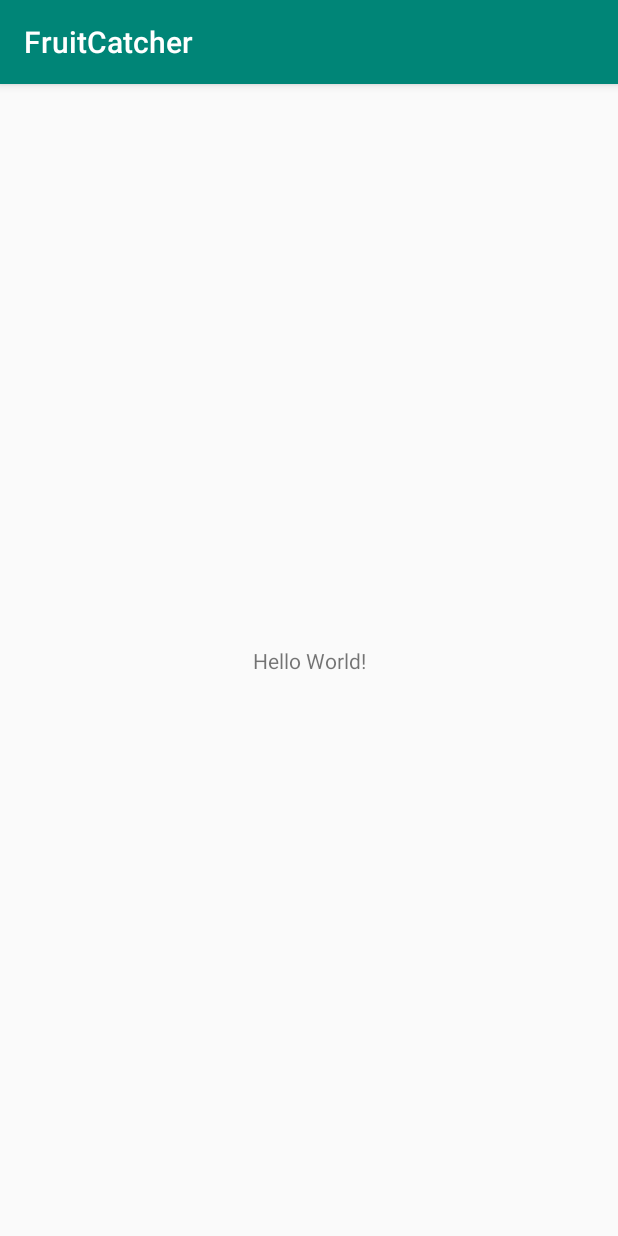
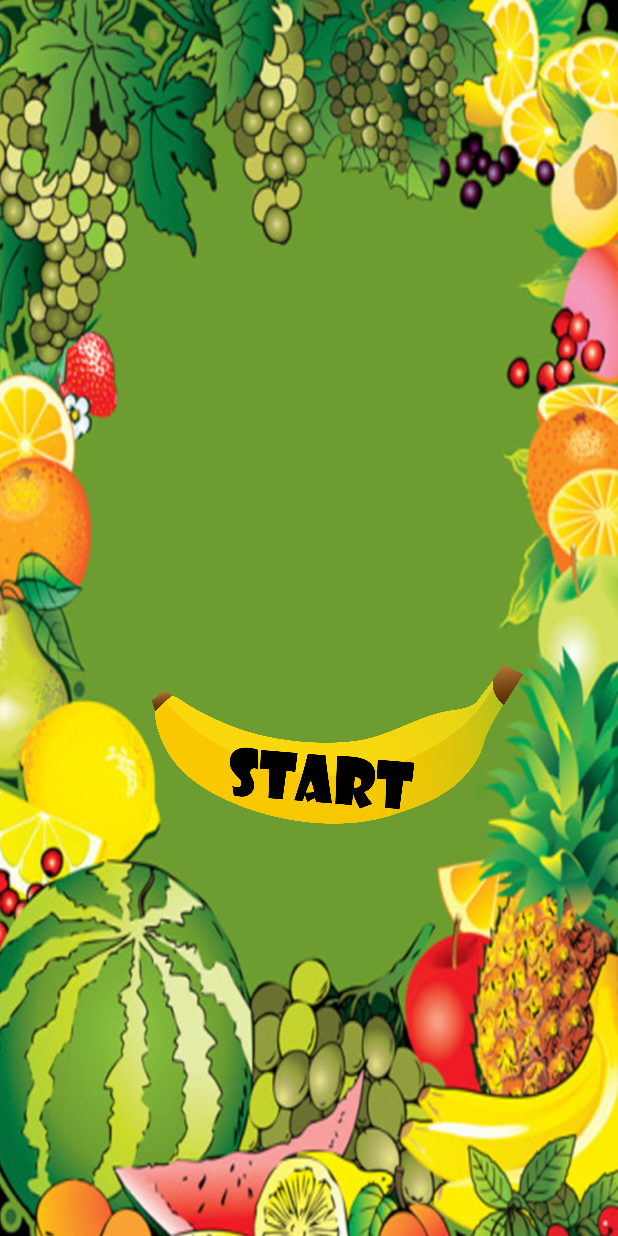
Before and after one commit to byGranizo/Fruit-Catcher, an Android app: the screen it shows after launch (Activity_Inicio), on a phone screen of 412 x 824 dp. Run offline under Robolectric (Android 15) with nearby library versions, the phone set to English and light mode, and no system bars.

Commit message:
Start Layout

```diff
--- a/app/src/main/AndroidManifest.xml
+++ b/app/src/main/AndroidManifest.xml
@@ -8,7 +8,7 @@
         android:label="@string/app_name"
         android:roundIcon="@mipmap/ic_launcher_round"
         android:supportsRtl="true"
-        android:theme="@style/AppTheme">
+        android:theme="@style/Theme.AppCompat.NoActionBar">
         <activity android:name=".View.Activity_Inicio">
             <intent-filter>
                 <action android:name="android.intent.action.MAIN" />
--- a/app/src/main/java/com/example/bygra/fruitcatcher/View/Activity_Inicio.java
+++ b/app/src/main/java/com/example/bygra/fruitcatcher/View/Activity_Inicio.java
@@ -2,6 +2,7 @@ package com.example.bygra.fruitcatcher.View;
 
 import android.support.v7.app.AppCompatActivity;
 import android.os.Bundle;
+import android.view.View;
 
 import com.example.bygra.fruitcatcher.R;
 
@@ -11,5 +12,27 @@ public class Activity_Inicio extends AppCompatActivity {
     protected void onCreate(Bundle savedInstanceState) {
         super.onCreate(savedInstanceState);
         setContentView(R.layout.activity__inicio);
+        hideUI();
+    }
+
+    private void hideUI(){
+        getWindow().getDecorView().setSystemUiVisibility(
+                View.SYSTEM_UI_FLAG_IMMERSIVE_STICKY |
+                        View.SYSTEM_UI_FLAG_LAYOUT_STABLE |
+                        View.SYSTEM_UI_FLAG_LAYOUT_HIDE_NAVIGATION |
+                        View.SYSTEM_UI_FLAG_LAYOUT_FULLSCREEN |
+                        View.SYSTEM_UI_FLAG_HIDE_NAVIGATION |
+                        View.SYSTEM_UI_FLAG_FULLSCREEN
+        );
+    }
+
+    public void setBackground(View v){
+        System.exit(0);
+    }
+
+    @Override
+    protected void onResume() {
+        super.onResume();
+        hideUI();
     }
 }
--- a/app/src/main/res/layout/activity__inicio.xml
+++ b/app/src/main/res/layout/activity__inicio.xml
@@ -4,15 +4,46 @@
     xmlns:tools="http://schemas.android.com/tools"
     android:layout_width="match_parent"
     android:layout_height="match_parent"
+    android:background="@drawable/start_background"
     tools:context=".View.Activity_Inicio">
 
-    <TextView
-        android:layout_width="wrap_content"
-        android:layout_height="wrap_content"
-        android:text="Hello World!"
+    <Button
+        android:id="@+id/btStart"
+        android:layout_width="256dp"
+        android:layout_height="120dp"
+        android:layout_marginBottom="8dp"
+        android:background="@drawable/start_banana"
         app:layout_constraintBottom_toBottomOf="parent"
-        app:layout_constraintLeft_toLeftOf="parent"
-        app:layout_constraintRight_toRightOf="parent"
+        app:layout_constraintEnd_toEndOf="parent"
+        app:layout_constraintHorizontal_bias="0.61"
+        app:layout_constraintStart_toStartOf="parent"
+        app:layout_constraintTop_toTopOf="parent"
+        app:layout_constraintVertical_bias="0.63" />
+
+    <Button
+        android:id="@+id/btDificil"
+        android:layout_width="224dp"
+        android:layout_height="124dp"
+        android:layout_marginTop="8dp"
+        android:layout_marginBottom="8dp"
+        android:background="@drawable/start_berenjeta_dificil"
+        android:visibility="invisible"
+        app:layout_constraintBottom_toBottomOf="parent"
+        app:layout_constraintEnd_toEndOf="parent"
+        app:layout_constraintHorizontal_bias="0.556"
+        app:layout_constraintStart_toStartOf="parent"
+        app:layout_constraintTop_toBottomOf="@+id/btFacil"
+        app:layout_constraintVertical_bias="0.096" />
+
+    <Button
+        android:id="@+id/btFacil"
+        android:layout_width="214dp"
+        android:layout_height="145dp"
+        android:layout_marginTop="120dp"
+        android:background="@drawable/start_calabacin_facil"
+        android:visibility="invisible"
+        app:layout_constraintEnd_toEndOf="parent"
+        app:layout_constraintHorizontal_bias="0.527"
+        app:layout_constraintStart_toStartOf="parent"
         app:layout_constraintTop_toTopOf="parent" />
-
 </android.support.constraint.ConstraintLayout>
```
Also changed, not shown: app/src/main/res/drawable/start_background.jpg (added), app/src/main/res/drawable/start_banana.png (added), app/src/main/res/drawable/start_berenjeta_dificil.png (added), app/src/main/res/drawable/start_calabacin_facil.png (added).
